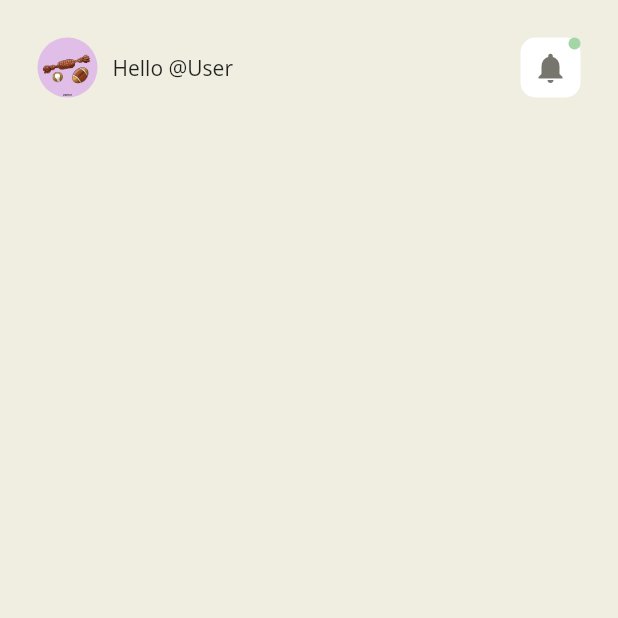
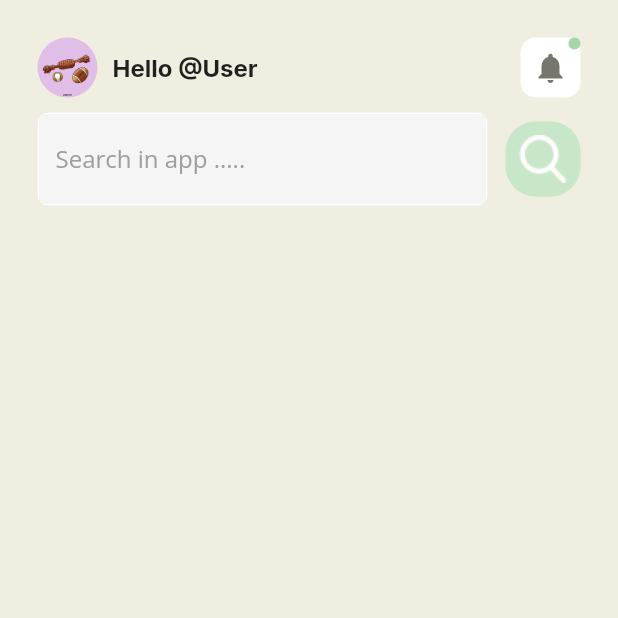
Before and after one commit to Sirfouq/petshopp_app, a Flutter app: the screen it shows after launch, after a tap on "Shop Now", on a phone screen of 412 x 824 dp, the top half of it. Run offline on Flutter 3.47's test engine with Material 2 defaults, Android fonts, the phone set to English and light mode, and no system bars; our stand-ins replace google_fonts, lottie.

Commit message:
Building dashboard.

```diff
--- a/petshop_app/lib/dashboard.dart
+++ b/petshop_app/lib/dashboard.dart
@@ -2,6 +2,7 @@
 
 import 'package:flutter/material.dart';
 import 'package:google_fonts/google_fonts.dart';
+import 'package:petshop_app/util/input_field.dart';
 
 class DashBoard extends StatefulWidget {
   const DashBoard({super.key});
@@ -12,10 +13,13 @@ class DashBoard extends StatefulWidget {
 
 class _DashBoardState extends State<DashBoard> {
   bool hasNewNotification = true;
+  final controller = TextEditingController();
+  final hintext = 'Search in app .....';
 
-  void handleNotification(){
+  void handleNotification() {
     setState(() => hasNewNotification = false);
   }
+
   @override
   Widget build(BuildContext context) {
     return Scaffold(
@@ -43,13 +47,15 @@ class _DashBoardState extends State<DashBoard> {
                         Text(
                           'Hello @User',
                           style: TextStyle(
-                              fontFamily: GoogleFonts.openSans().fontFamily,
-                              fontSize: 14),
+                              fontFamily: GoogleFonts.inter().fontFamily,
+                              fontWeight: FontWeight.bold,
+                              fontSize: 16),
                         )
                       ],
                     ),
                   ),
-                  GestureDetector(onTap: () => handleNotification(),
+                  GestureDetector(
+                    onTap: () => handleNotification(),
                     child: Container(
                       width: 40,
                       height: 40,
@@ -63,7 +69,7 @@ class _DashBoardState extends State<DashBoard> {
                             color: Color.fromARGB(255, 118, 118, 110),
                           ),
                         ),
-                        if(hasNewNotification)
+                        if (hasNewNotification)
                           Positioned(
                               top: 0,
                               right: 0,
@@ -71,12 +77,34 @@ class _DashBoardState extends State<DashBoard> {
                                 width: 8,
                                 height: 8,
                                 decoration: BoxDecoration(
-                                  shape: BoxShape.circle, color: Colors.green[200]),
+                                    shape: BoxShape.circle,
+                                    color: Colors.green[200]),
                               ))
                       ]),
                     ),
                   )
                 ],
+              ),
+              Padding(
+                padding: EdgeInsets.symmetric(vertical: 10.0),
+                child: Row(
+                  mainAxisAlignment: MainAxisAlignment.spaceBetween,
+                  children: [
+                    InputField(
+                      controller: controller,
+                      hintext: hintext,
+                    ),
+                    Container(
+                      height: 50,
+                      width: 50,
+                      decoration: BoxDecoration(
+                        borderRadius: BorderRadius.circular(20),
+                        color: Colors.green[100],
+                      ),
+                      child: Image.asset('lib/assets/searching.png',),
+                    )
+                  ],
+                ),
               )
             ],
           ),
--- a/petshop_app/lib/main.dart
+++ b/petshop_app/lib/main.dart
@@ -36,13 +36,15 @@ class _MyHomePageState extends State<MyHomePage> {
   Widget build(BuildContext context) {
     return Scaffold(
       backgroundColor: Color.fromARGB(223, 184, 235, 245),
-      body: Column(mainAxisAlignment: MainAxisAlignment.center, children: [
+      body: SafeArea(
+        child: Column(mainAxisAlignment: MainAxisAlignment.center, children: [
           Padding(
             padding: EdgeInsets.all(30.0),
             child: SizedBox(
               width: 500,
               height: 300,
-            child: Lottie.asset('lib/assets/dog.json',frameRate: FrameRate(120)),
+              child:
+                  Lottie.asset('lib/assets/dog.json', frameRate: FrameRate(120)),
             ),
           ),
           SizedBox(
@@ -81,6 +83,7 @@ class _MyHomePageState extends State<MyHomePage> {
             ),
           )
         ]),
+      ),
     );
   }
 }
--- /dev/null
+++ b/petshop_app/lib/util/input_field.dart
@@ -0,0 +1,35 @@
+// ignore_for_file: prefer_const_constructors
+
+import 'package:flutter/material.dart';
+import 'package:google_fonts/google_fonts.dart';
+
+class InputField extends StatelessWidget {
+  final TextEditingController controller;
+  final String hintext;
+
+  const InputField(
+      {super.key, required this.controller, required this.hintext});
+
+  @override
+  Widget build(BuildContext context) {
+    return ClipRRect(
+      borderRadius: BorderRadius.circular(7.0),
+      child: TextField(
+          controller: controller,
+          decoration: InputDecoration(
+              constraints: BoxConstraints(maxWidth: 300),
+              hintText: hintext,
+              hintStyle: TextStyle(
+                  color: Colors.grey.shade500,
+                  fontFamily: GoogleFonts.openSans().fontFamily),
+              enabledBorder: const OutlineInputBorder(
+                  borderSide: BorderSide(
+                color: Colors.white,
+              )),
+              focusedBorder: const OutlineInputBorder(
+                  borderSide: BorderSide(color: Colors.white)),
+              fillColor: Colors.grey.shade100,
+              filled: true)),
+    );
+  }
+}
```
Also changed, not shown: petshop_app/lib/assets/searching.png (added), 4 other files. Lines whose indentation alone changed are shown as unchanged.
